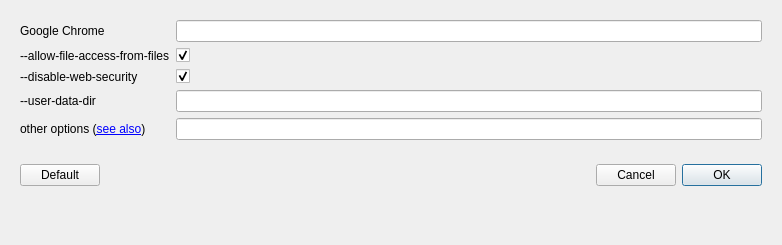
Old version of the form creator/src/window/n_pref_dialog.ui in the repository h13i32maru/navyjs-legacy2.
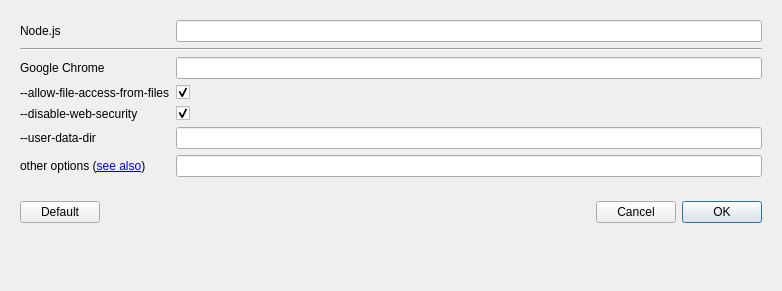
New version of the form.

Commit message: nodejsのパスを保存できるようにした.

Patch:
```diff
--- a/creator/src/window/n_pref_dialog.ui
+++ b/creator/src/window/n_pref_dialog.ui
@@ -7,7 +7,7 @@
     <x>0</x>
     <y>0</y>
     <width>782</width>
-    <height>245</height>
+    <height>291</height>
    </rect>
   </property>
   <property name="windowTitle">
@@ -17,65 +17,62 @@
    <item>
     <widget class="QWidget" name="widget" native="true">
      <layout class="QGridLayout" name="gridLayout">
-      <item row="4" column="1">
-       <widget class="QLineEdit" name="otherOptionsEdit">
-        <property name="enabled">
+      <item row="2" column="1">
+       <widget class="QLineEdit" name="googleChromeEdit">
+        <property name="text">
+         <string/>
+        </property>
+       </widget>
+      </item>
+      <item row="3" column="1">
+       <widget class="QCheckBox" name="allowFileAccessFromFileCheck">
+        <property name="text">
+         <string/>
+        </property>
+        <property name="checked">
          <bool>true</bool>
         </property>
+       </widget>
+      </item>
+      <item row="5" column="1">
+       <widget class="QLineEdit" name="userDataDirEdit">
         <property name="text">
          <string/>
         </property>
+        <property name="readOnly">
+         <bool>true</bool>
+        </property>
        </widget>
       </item>
-      <item row="0" column="0">
+      <item row="2" column="0">
        <widget class="QLabel" name="label">
         <property name="text">
          <string>Google Chrome</string>
         </property>
        </widget>
       </item>
-      <item row="1" column="0">
+      <item row="3" column="0">
        <widget class="QLabel" name="label_2">
         <property name="text">
          <string>--allow-file-access-from-files</string>
         </property>
        </widget>
       </item>
-      <item row="2" column="0">
+      <item row="4" column="0">
        <widget class="QLabel" name="label_3">
         <property name="text">
          <string>--disable-web-security</string>
         </property>
        </widget>
       </item>
-      <item row="1" column="1">
-       <widget class="QCheckBox" name="allowFileAccessFromFileCheck">
+      <item row="5" column="0">
+       <widget class="QLabel" name="label_4">
         <property name="text">
-         <string/>
+         <string>--user-data-dir</string>
         </property>
-        <property name="checked">
-         <bool>true</bool>
-        </property>
        </widget>
       </item>
-      <item row="3" column="1">
-       <widget class="QLineEdit" name="userDataDirEdit">
-        <property name="text">
-         <string/>
-        </property>
-        <property name="readOnly">
-         <bool>true</bool>
-        </property>
-       </widget>
-      </item>
-      <item row="0" column="1">
-       <widget class="QLineEdit" name="googleChromeEdit">
-        <property name="text">
-         <string/>
-        </property>
-       </widget>
-      </item>
-      <item row="4" column="0">
+      <item row="6" column="0">
        <widget class="QLabel" name="label_5">
         <property name="text">
          <string>&lt;html&gt;&lt;head/&gt;&lt;body&gt;&lt;p&gt;other options (&lt;a href=&quot;https://code.google.com/p/chromium/codesearch#chromium/src/content/public/common/content_switches.cc&quot;&gt;&lt;span style=&quot; text-decoration: underline; color:#0000ff;&quot;&gt;see also&lt;/span&gt;&lt;/a&gt;)&lt;/p&gt;&lt;/body&gt;&lt;/html&gt;</string>
@@ -88,14 +85,14 @@
         </property>
        </widget>
       </item>
-      <item row="3" column="0">
-       <widget class="QLabel" name="label_4">
+      <item row="0" column="0">
+       <widget class="QLabel" name="label_6">
         <property name="text">
-         <string>--user-data-dir</string>
+         <string>Node.js</string>
         </property>
        </widget>
       </item>
-      <item row="2" column="1">
+      <item row="4" column="1">
        <widget class="QCheckBox" name="disableWebSecurityCheck">
         <property name="text">
          <string/>
@@ -105,6 +102,26 @@
         </property>
        </widget>
       </item>
+      <item row="6" column="1">
+       <widget class="QLineEdit" name="otherOptionsEdit">
+        <property name="enabled">
+         <bool>true</bool>
+        </property>
+        <property name="text">
+         <string/>
+        </property>
+       </widget>
+      </item>
+      <item row="0" column="1">
+       <widget class="QLineEdit" name="nodejsPath"/>
+      </item>
+      <item row="1" column="0" colspan="2">
+       <widget class="Line" name="line">
+        <property name="orientation">
+         <enum>Qt::Horizontal</enum>
+        </property>
+       </widget>
+      </item>
      </layout>
     </widget>
    </item>
```
The commit also changes 2 other files.
